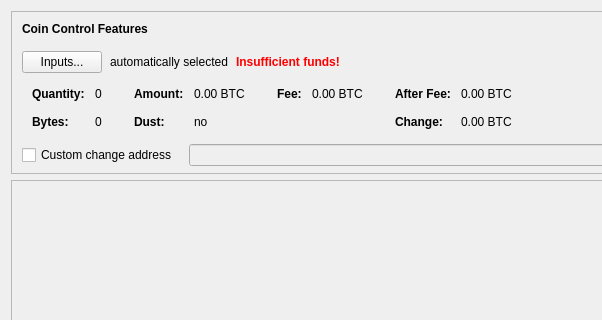
Above: src/qt/forms/sendcoinsdialog.ui from VadiqueMe/dogecoin before the change; both pictures show x 0 to 602 and y 0 to 320 of the 850 by 526 pixel window. Below: the same form after it.
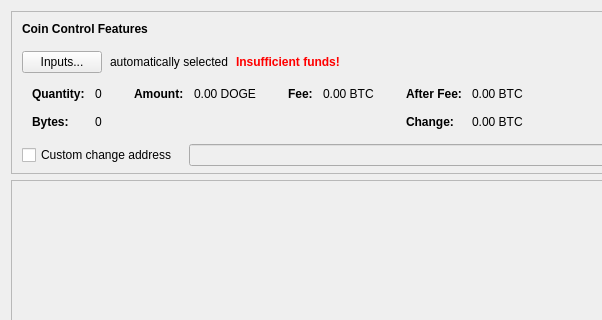
That is the form after the change. Icons and pictures are not drawn. Custom widgets are drawn as their Qt base class.

Commit message: clean dust of classifying dust

```diff
--- a/src/qt/forms/sendcoinsdialog.ui
+++ b/src/qt/forms/sendcoinsdialog.ui
@@ -324,36 +324,7 @@
                   <enum>Qt::ActionsContextMenu</enum>
                  </property>
                  <property name="text">
-                  <string notr="true">0.00 BTC</string>
-                 </property>
-                 <property name="textInteractionFlags">
-                  <set>Qt::LinksAccessibleByMouse|Qt::TextSelectableByKeyboard|Qt::TextSelectableByMouse</set>
-                 </property>
-                </widget>
-               </item>
-               <item row="1" column="0">
-                <widget class="QLabel" name="labelCoinControlLowOutputText">
-                 <property name="font">
-                  <font>
-                   <weight>75</weight>
-                   <bold>true</bold>
-                  </font>
-                 </property>
-                 <property name="text">
-                  <string>Dust:</string>
-                 </property>
-                </widget>
-               </item>
-               <item row="1" column="1">
-                <widget class="QLabel" name="labelCoinControlLowOutput">
-                 <property name="cursor">
-                  <cursorShape>IBeamCursor</cursorShape>
-                 </property>
-                 <property name="contextMenuPolicy">
-                  <enum>Qt::ActionsContextMenu</enum>
-                 </property>
-                 <property name="text">
-                  <string notr="true">no</string>
+                  <string notr="true">0.00 DOGE</string>
                  </property>
                  <property name="textInteractionFlags">
                   <set>Qt::LinksAccessibleByMouse|Qt::TextSelectableByKeyboard|Qt::TextSelectableByMouse</set>
```
The commit also changes 65 other files.
